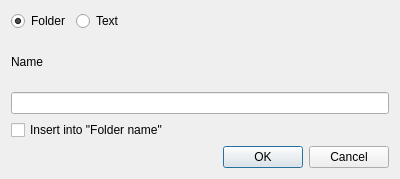
Before: the Qt Designer form src/bin/scenarist-desktop/UserInterfaceLayer/Research/ResearchItemDialog.ui in dimkanovikov/KITScenarist, drawn with Qt 5.
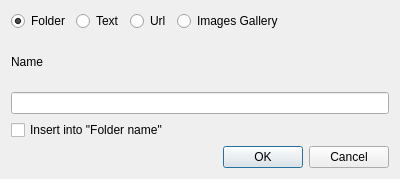
After: the same form once the commit is applied.

Commit message: Implemented adding web pages to research + first step to add images

Diff of the .ui file:
```diff
--- a/src/bin/scenarist-desktop/UserInterfaceLayer/Research/ResearchItemDialog.ui
+++ b/src/bin/scenarist-desktop/UserInterfaceLayer/Research/ResearchItemDialog.ui
@@ -45,6 +45,26 @@
        </property>
       </widget>
      </item>
+     <item>
+      <widget class="QRadioButton" name="url">
+       <property name="text">
+        <string>Url</string>
+       </property>
+       <property name="checkable">
+        <bool>true</bool>
+       </property>
+      </widget>
+     </item>
+     <item>
+      <widget class="QRadioButton" name="image">
+       <property name="text">
+        <string>Images Gallery</string>
+       </property>
+       <property name="checkable">
+        <bool>true</bool>
+       </property>
+      </widget>
+     </item>
      <item>
       <spacer name="horizontalSpacer">
        <property name="orientation">
```
The commit also changes 27 other files.
